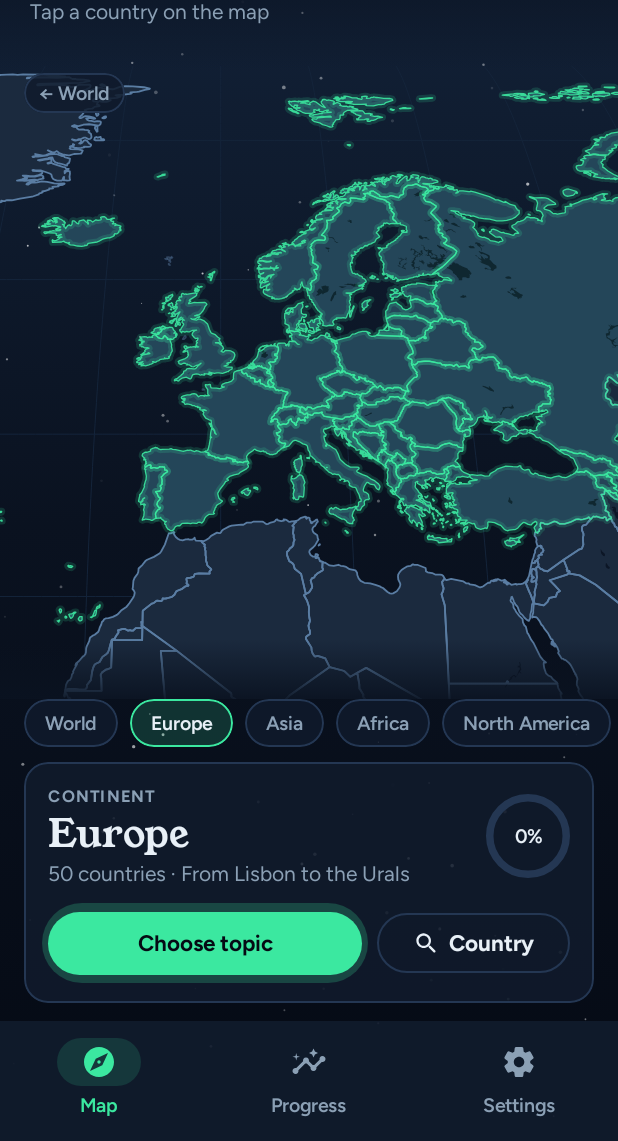
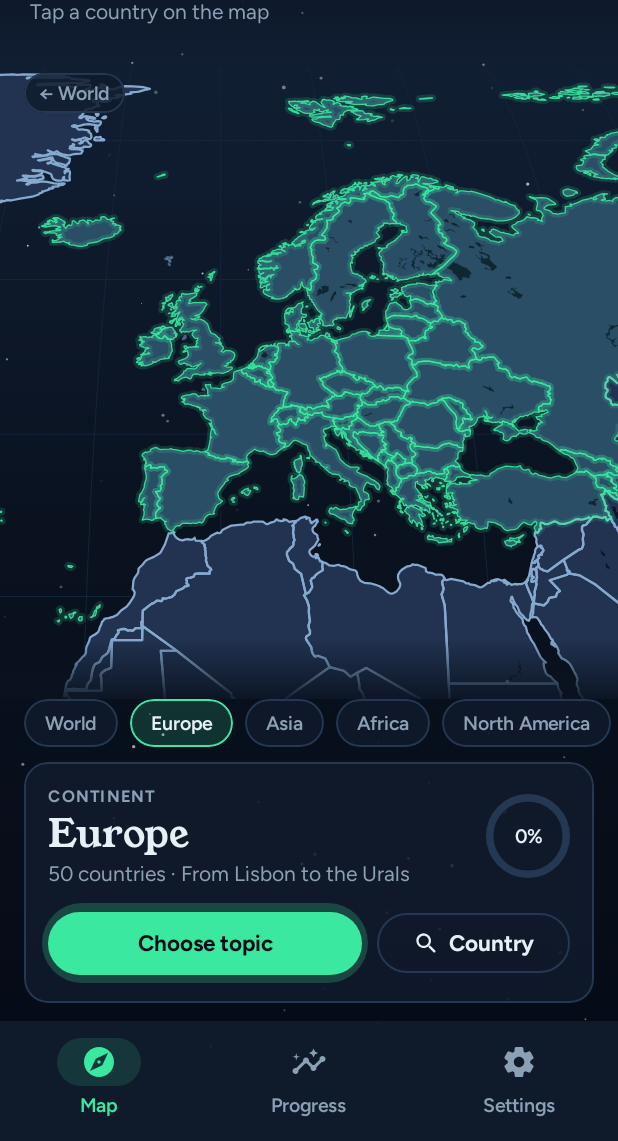
Before and after one commit to VvWijhe/topo_app, an Android app built with Jetpack Compose: the screen it shows after launch (MainActivity), on a phone screen of 412 x 824 dp, the part 95-1236 px from its top. Run offline under Robolectric (Android 15) with nearby library versions, the phone set to English and light mode, and no system bars.

Commit message:
Map contrast: brighter borders by default, plus a high-contrast option
- Default: lighter land, borders #86A9D0 at 1.5 dp (were 1.2 dp, darker).
- Settings → High-contrast map: near-white 2 dp borders and lighter land,
  for using the app outdoors in daylight. Applies to every map, including
  the provinces of the Netherlands.

Co-Authored-By: Claude Opus 5.5 <noreply@anthropic.com>
Claude-Session: https://claude.ai/code/session_01KVvrxWTd7qLRW3tf3vRBHP

```diff
--- a/app/src/main/java/nl/topo/app/MainActivity.kt
+++ b/app/src/main/java/nl/topo/app/MainActivity.kt
@@ -9,6 +9,7 @@ import androidx.compose.runtime.CompositionLocalProvider
 import androidx.compose.runtime.getValue
 import androidx.lifecycle.compose.collectAsStateWithLifecycle
 import nl.topo.app.data.i18n.LocalLang
+import nl.topo.app.ui.theme.LocalHighContrast
 import nl.topo.app.data.prefs.Settings
 import androidx.core.splashscreen.SplashScreen.Companion.installSplashScreen
 import nl.topo.app.ui.LocalAppContainer
@@ -27,7 +28,7 @@ class MainActivity : ComponentActivity() {
         val container = (application as TopoApplication).container
         setContent {
             val settings by container.settings.settings.collectAsStateWithLifecycle(Settings())
-            CompositionLocalProvider(LocalAppContainer provides container, LocalLang provides settings.language) {
+            CompositionLocalProvider(LocalAppContainer provides container, LocalLang provides settings.language, LocalHighContrast provides settings.highContrast) {
                 TopoTheme { TopoApp() }
             }
         }
--- a/app/src/main/java/nl/topo/app/data/prefs/SettingsRepository.kt
+++ b/app/src/main/java/nl/topo/app/data/prefs/SettingsRepository.kt
@@ -16,6 +16,8 @@ data class Settings(
     val haptics: Boolean = true,
     val roundLength: RoundLength = RoundLength.TEN,
     val mapLabels: Boolean = false,
+    /** Kaart met hoog contrast, voor buiten. */
+    val highContrast: Boolean = false,
     /** Standaard Engels. */
     val language: Lang = Lang.EN,
 )
@@ -27,6 +29,7 @@ class SettingsRepository(private val store: DataStore<Preferences>) {
         val ROUND = stringPreferencesKey("settings/round")
         val LABELS = booleanPreferencesKey("settings/labels")
         val LANGUAGE = stringPreferencesKey("settings/language")
+        val CONTRAST = booleanPreferencesKey("settings/contrast")
     }
 
     val settings: Flow<Settings> = store.data.map { p ->
@@ -35,6 +38,7 @@ class SettingsRepository(private val store: DataStore<Preferences>) {
             haptics = p[Keys.HAPTICS] ?: true,
             roundLength = p[Keys.ROUND]?.let { runCatching { RoundLength.valueOf(it) }.getOrNull() } ?: RoundLength.TEN,
             mapLabels = p[Keys.LABELS] ?: false,
+            highContrast = p[Keys.CONTRAST] ?: false,
             language = p[Keys.LANGUAGE]?.let { runCatching { Lang.valueOf(it) }.getOrNull() } ?: Lang.EN,
         )
     }
@@ -43,5 +47,6 @@ class SettingsRepository(private val store: DataStore<Preferences>) {
     suspend fun setHaptics(on: Boolean) { store.edit { it[Keys.HAPTICS] = on } }
     suspend fun setRoundLength(length: RoundLength) { store.edit { it[Keys.ROUND] = length.name } }
     suspend fun setMapLabels(on: Boolean) { store.edit { it[Keys.LABELS] = on } }
+    suspend fun setHighContrast(on: Boolean) { store.edit { it[Keys.CONTRAST] = on } }
     suspend fun setLanguage(lang: Lang) { store.edit { it[Keys.LANGUAGE] = lang.name } }
 }
--- a/app/src/main/java/nl/topo/app/ui/components/NightMap.kt
+++ b/app/src/main/java/nl/topo/app/ui/components/NightMap.kt
@@ -31,6 +31,7 @@ import androidx.compose.ui.platform.LocalDensity
 import androidx.compose.ui.unit.Dp
 import androidx.compose.ui.unit.dp
 import nl.topo.app.data.geo.GeoMap
+import nl.topo.app.ui.theme.LocalHighContrast
 import nl.topo.app.ui.theme.Night
 import kotlin.math.min
 import kotlin.math.roundToInt
@@ -102,6 +103,12 @@ fun NightMap(
     overlay: @Composable BoxScope.(MapTransform) -> Unit = {},
 ) {
     val paths = remember(map, graticule) { buildPaths(map, graticule) }
+    val hi = LocalHighContrast.current
+    val landCol = if (hi) Night.landHi else Night.land
+    val hoverCol = if (hi) Night.landHoverHi else Night.landHover
+    val edgeCol = if (hi) Night.landEdgeHi else Night.landEdge
+    val decorCol = if (hi) Night.landDecorHi else Night.landDecor
+    val borderDp = if (hi) 2.dp else 1.5.dp
     val tap by rememberUpdatedState(onTap)
 
     BoxWithConstraints(modifier.clipToBounds()) {
@@ -117,16 +124,16 @@ fun NightMap(
         ) {
             val s = tf.scale
             // Grenzen en kusten: ongeveer 1,2 dp, ongeacht de zoom
-            val borderPx = 1.2.dp.toPx()
+            val borderPx = borderDp.toPx()
             withTransform({ translate(tf.dx, tf.dy); scale(s, s, pivot = Offset.Zero) }) {
                 paths.graticule.forEach { drawPath(it, Night.graticule, style = Stroke(1f / s)) }
-                paths.background.forEach { drawPath(it, Night.landDecor) }
-                paths.background.forEach { drawPath(it, Night.landEdge.copy(alpha = 0.45f), style = Stroke(borderPx * 0.8f / s, join = StrokeJoin.Round)) }
-                for ((id, p) in paths.countries) drawPath(p, if (id in glow) Night.landHover else Night.land)
+                paths.background.forEach { drawPath(it, decorCol) }
+                paths.background.forEach { drawPath(it, edgeCol.copy(alpha = 0.5f), style = Stroke(borderPx * 0.8f / s, join = StrokeJoin.Round)) }
+                for ((id, p) in paths.countries) drawPath(p, if (id in glow) hoverCol else landCol)
                 paths.lakes.forEach { drawPath(it, Night.water) }
                 paths.rivers.forEach { drawPath(it, Night.river, style = Stroke(0.9f / s)) }
                 for ((id, p) in paths.countries) {
-                    if (id !in glow) drawPath(p, Night.landEdge, style = Stroke(borderPx / s, join = StrokeJoin.Round))
+                    if (id !in glow) drawPath(p, edgeCol, style = Stroke(borderPx / s, join = StrokeJoin.Round))
                 }
                 // Gloed: een brede, doorzichtige lijn onder een scherpe rand.
                 for (id in glow) {
--- a/app/src/main/java/nl/topo/app/ui/settings/SettingsScreen.kt
+++ b/app/src/main/java/nl/topo/app/ui/settings/SettingsScreen.kt
@@ -23,6 +23,7 @@ import androidx.compose.material.icons.automirrored.rounded.VolumeUp
 import androidx.compose.material.icons.rounded.DeleteForever
 import androidx.compose.material.icons.rounded.FormatListNumbered
 import androidx.compose.material.icons.rounded.Info
+import androidx.compose.material.icons.rounded.Contrast
 import androidx.compose.material.icons.rounded.TextFields
 import androidx.compose.material.icons.rounded.Translate
 import androidx.compose.material.icons.rounded.Vibration
@@ -93,6 +94,10 @@ fun SettingsScreen() {
                 Segmented(listOf(tr("10 questions", "10 vragen"), tr("All", "Alles")), s.roundLength.ordinal) { i ->
                     scope.launch { app.settings.setRoundLength(RoundLength.entries[i]) }
                 }
+            }
+            Divider()
+            SwitchRow(Icons.Rounded.Contrast, tr("High-contrast map", "Hoog contrast kaart"), tr("Brighter borders, easier to see outdoors", "Helderdere grenzen, beter te zien in daglicht"), s.highContrast) {
+                scope.launch { app.settings.setHighContrast(it) }
             }
             Divider()
             SwitchRow(Icons.Rounded.TextFields, tr("Names on the map", "Namen op de kaart"), tr("Handy while you're learning", "Handig om eerst te leren"), s.mapLabels) {
--- a/app/src/main/java/nl/topo/app/ui/theme/Color.kt
+++ b/app/src/main/java/nl/topo/app/ui/theme/Color.kt
@@ -14,13 +14,19 @@ object Night {
     val outline = Color(0xFF243753)
     val outlineSoft = Color(0xFF1A2A41)
 
-    val land = Color(0xFF1B2A3E)
-    val landHover = Color(0xFF233752)
-    val landEdge = Color(0xFF5A7DA3)
-    val landDecor = Color(0xFF131F30)
+    val land = Color(0xFF213350)
+    val landHover = Color(0xFF2A4062)
+    val landEdge = Color(0xFF86A9D0)
+    val landDecor = Color(0xFF16233A)
     val water = Color(0xFF0C1626)
     val river = Color(0xFF2E5E86)
     val graticule = Color(0xFF14243A)
+
+    // Hoog contrast (buiten, in daglicht): lichter land en bijna witte grenzen.
+    val landHi = Color(0xFF30496E)
+    val landHoverHi = Color(0xFF3A5884)
+    val landEdgeHi = Color(0xFFE2ECF7)
+    val landDecorHi = Color(0xFF1F2F48)
 
     val text = Color(0xFFE8F0F7)
     val muted = Color(0xFF8BA0B5)
--- a/app/src/main/java/nl/topo/app/ui/theme/Theme.kt
+++ b/app/src/main/java/nl/topo/app/ui/theme/Theme.kt
@@ -35,6 +35,9 @@ private val TopoShapes = Shapes(
     large = RoundedCornerShape(24.dp),
 )
 
+/** Kaart met hoog contrast (instelling); wordt in MainActivity gezet. */
+val LocalHighContrast = androidx.compose.runtime.staticCompositionLocalOf { false }
+
 @Composable
 fun TopoTheme(content: @Composable () -> Unit) {
     MaterialTheme(colorScheme = NightScheme, typography = TopoTypography, shapes = TopoShapes, content = content)
```
